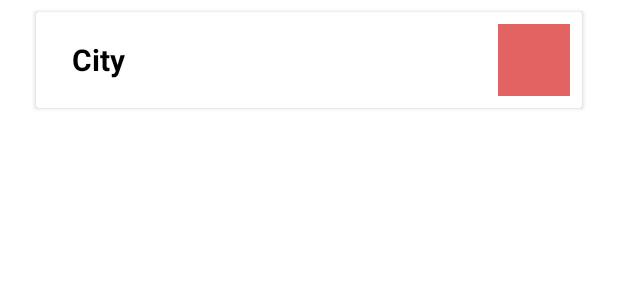
After one commit to septianen/Weather-App, an Android app: the layout list_city.xml on its own in the app's theme, with its tools: preview values and no code run, on a phone screen of 412 x 824 dp. The commit adds this screen. Shown: the top 300 px of the screen. Run offline under Robolectric (Android 15) with nearby library versions, the phone set to English and light mode, and no system bars.

Commit message:
Add Function to get data from network and City List on CityActivity
+ Create model : City, CityResponse, Forecast, ForecastResponse, Info, and Weather
+ Create ApiListener, ApiService, and ApiRepository to handle API request progress
+ Create AppError model to save error code and error message

```diff
--- a/app/build.gradle
+++ b/app/build.gradle
@@ -54,4 +54,8 @@ dependencies {
 
     // logging interceptor
     implementation("com.squareup.okhttp3:logging-interceptor:4.8.1")
+
+    //Glide
+    implementation 'com.github.bumptech.glide:glide:4.11.0'
+
 }
--- a/app/src/main/AndroidManifest.xml
+++ b/app/src/main/AndroidManifest.xml
@@ -1,6 +1,8 @@
 <?xml version="1.0" encoding="utf-8"?>
 <manifest xmlns:android="http://schemas.android.com/apk/res/android"
     package="com.septianen.weatherapp">
+
+    <uses-permission android:name="android.permission.INTERNET"/>
 
     <application
         android:allowBackup="true"
--- a/app/src/main/java/com/septianen/weatherapp/data/ConstData.java
+++ b/app/src/main/java/com/septianen/weatherapp/data/ConstData.java
@@ -5,6 +5,8 @@ public class ConstData {
     public static class API {
         public static final String BASE_URL = "https://api.openweathermap.org/data/2.5/";
 
+        public static final String API_KEY = "d0bc4c2811aae3e68d9180d0281feae0";
+
         public static final String GET_CITIES = BASE_URL + "group";
         public static final String GET_FORECAST = BASE_URL + "forecast";
     }
--- /dev/null
+++ b/app/src/main/res/layout/list_city.xml
@@ -0,0 +1,41 @@
+<?xml version="1.0" encoding="utf-8"?>
+<LinearLayout
+    xmlns:android="http://schemas.android.com/apk/res/android" android:layout_width="match_parent"
+    android:layout_height="wrap_content">
+
+
+    <androidx.cardview.widget.CardView
+        android:id="@+id/city_card"
+        android:layout_width="match_parent"
+        android:layout_height="wrap_content"
+        android:layout_marginHorizontal="@dimen/large_margin"
+        android:layout_marginVertical="@dimen/small_margin">
+
+        <LinearLayout
+            android:layout_width="match_parent"
+            android:layout_height="wrap_content"
+            android:gravity="center"
+            android:layout_margin="@dimen/small_margin">
+
+            <TextView
+                android:id="@+id/city_tv_name"
+                android:layout_width="match_parent"
+                android:layout_height="wrap_content"
+                android:layout_marginHorizontal="@dimen/medium_margin"
+                android:text="@string/city"
+                android:textColor="@color/black"
+                android:textSize="@dimen/extra_large_text"
+                android:textStyle="bold"
+                android:layout_weight="1"/>
+
+            <ImageView
+                android:id="@+id/city_iv_weather"
+                android:layout_width="48dp"
+                android:layout_height="48dp"
+                android:src="@color/accent"/>
+
+        </LinearLayout>
+
+    </androidx.cardview.widget.CardView>
+
+</LinearLayout>
--- a/app/src/main/res/values/strings.xml
+++ b/app/src/main/res/values/strings.xml
@@ -1,5 +1,5 @@
 <resources>
     <string name="app_name">WeatherApp</string>
 
-    <string name="API_KEY">d0bc4c2811aae3e68d9180d0281feae0</string>
+    <string name="city">City</string>
 </resources>
```
Also changed, not shown: app/src/main/java/com/septianen/weatherapp/data/AppError.java (added, +31 -0 lines), app/src/main/java/com/septianen/weatherapp/data/model/City.java (added, +36 -0 lines), app/src/main/java/com/septianen/weatherapp/data/model/CityResponse.java (added, +15 -0 lines), app/src/main/java/com/septianen/weatherapp/data/model/Forecast.java (added, +21 -0 lines), app/src/main/java/com/septianen/weatherapp/data/model/ForecastResponse.java (added, +14 -0 lines), app/src/main/java/com/septianen/weatherapp/data/model/Info.java (added, +69 -0 lines), app/src/main/java/com/septianen/weatherapp/data/model/Weather.java (added, +33 -0 lines), app/src/main/java/com/septianen/weatherapp/data/network/ApiListener.java (added, +31 -0 lines), app/src/main/java/com/septianen/weatherapp/data/network/ApiRepository.java (added, +60 -0 lines), app/src/main/java/com/septianen/weatherapp/data/network/ApiService.java (added, +17 -0 lines), app/src/main/java/com/septianen/weatherapp/ui/city/CityActivity.java (+40 -1 lines), app/src/main/java/com/septianen/weatherapp/ui/city/CityListAdapter.java (added, +81 -0 lines), app/src/main/java/com/septianen/weatherapp/ui/city/CityMvp.java (added, +22 -0 lines), app/src/main/java/com/septianen/weatherapp/ui/city/CityPresenter.java (added, +41 -0 lines), 1 more files.
